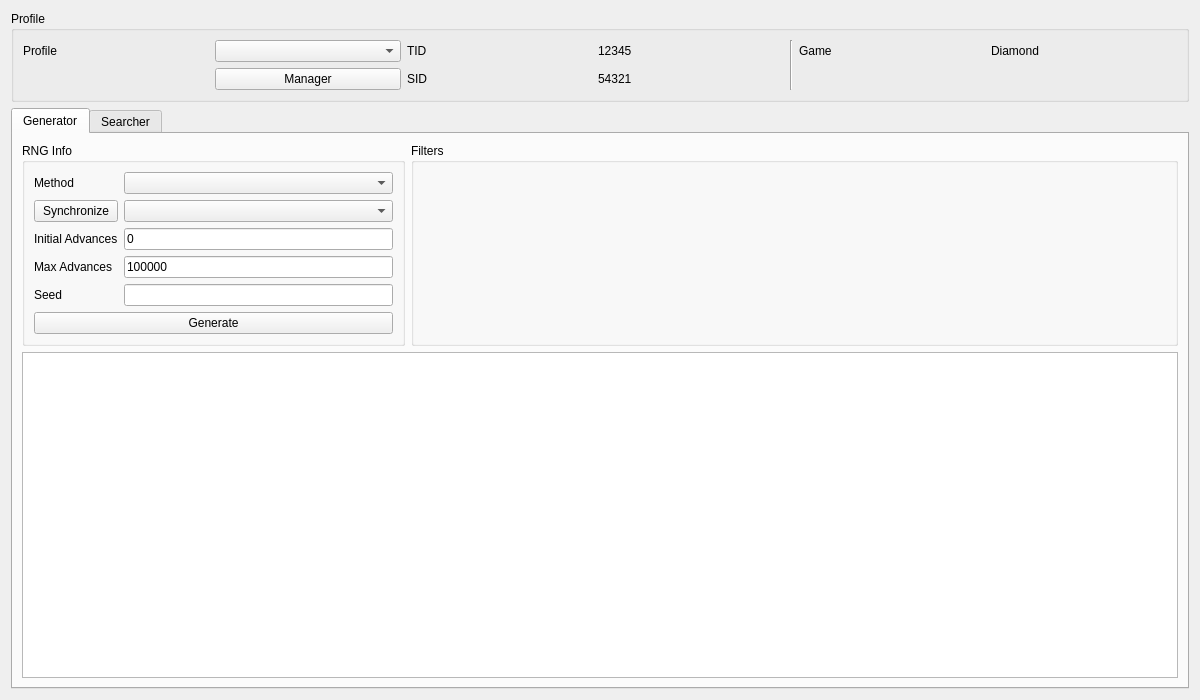
This is Forms/Gen4/Stationary4.ui in Admiral-Fish/PokeFinder as Qt 5 draws it before an edit. The edited form follows.
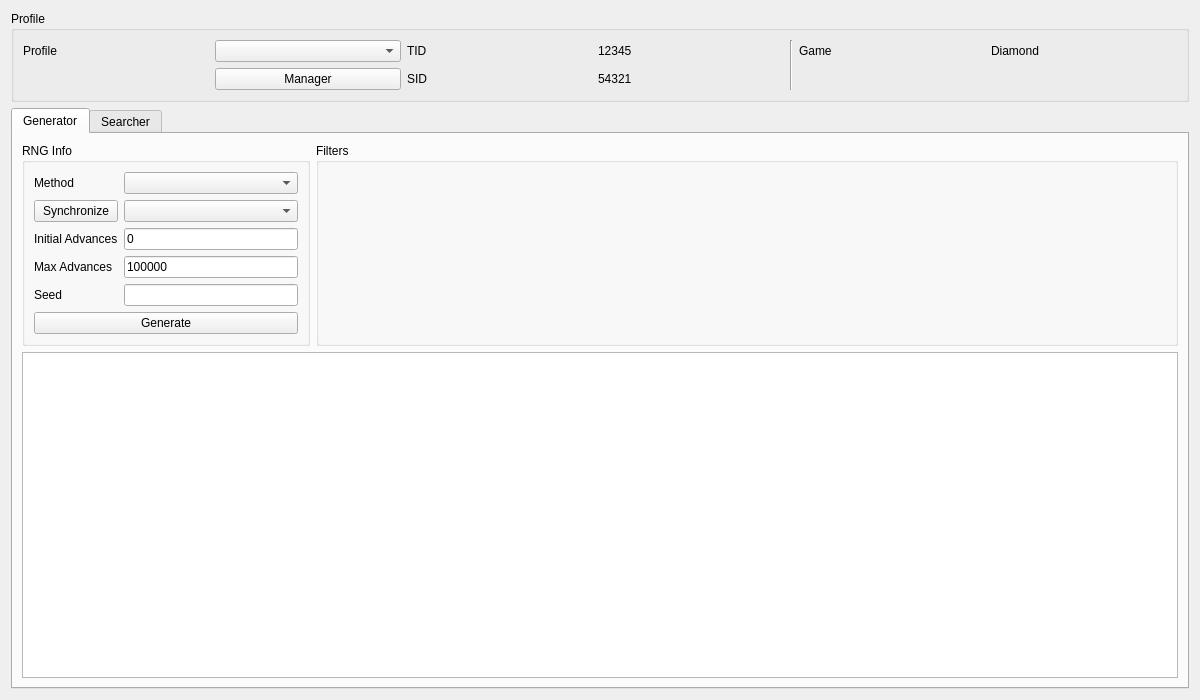
This is the edited form. Custom widgets are drawn as their Qt base class.

```diff
--- a/Forms/Gen4/Stationary4.ui
+++ b/Forms/Gen4/Stationary4.ui
@@ -236,7 +236,7 @@
         <widget class="QGroupBox" name="groupBoxGeneratorFilters">
          <property name="sizePolicy">
           <sizepolicy hsizetype="Preferred" vsizetype="Preferred">
-           <horstretch>2</horstretch>
+           <horstretch>3</horstretch>
            <verstretch>0</verstretch>
           </sizepolicy>
          </property>
```
Left out of the diff: 2 changed lines with no effect on the pictures.
